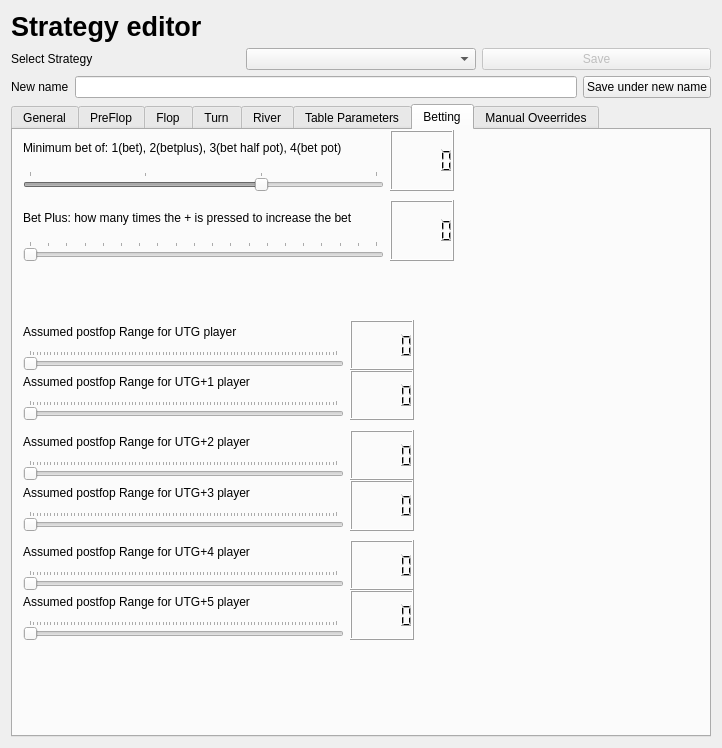
Qt form gui/gui_qt_ui_strategy_manager.ui (dickreuter/Poker) before a commit.
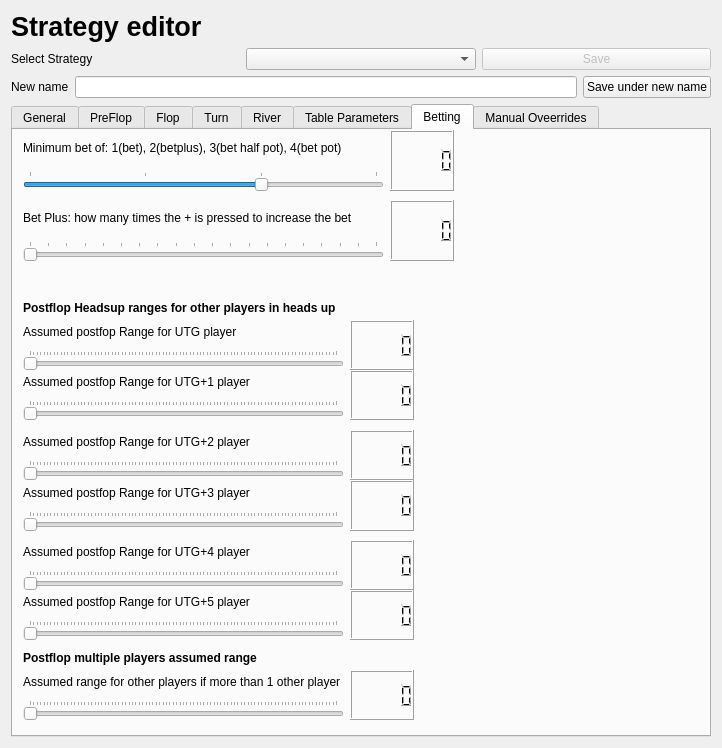
The same form after that commit. The open tabs and pages were chosen to show the change.

Commit message: Added other players initiative Fixed mongodb otherplayers

Diff of the .ui file:
```diff
--- a/gui/gui_qt_ui_strategy_manager.ui
+++ b/gui/gui_qt_ui_strategy_manager.ui
@@ -2738,7 +2738,7 @@
           <item>
            <widget class="QSlider" name="minimum_bet_size">
             <property name="enabled">
-             <bool>false</bool>
+             <bool>true</bool>
             </property>
             <property name="mouseTracking">
              <bool>false</bool>
@@ -2773,6 +2773,98 @@
         </item>
        </layout>
       </widget>
+      <widget class="QLabel" name="label_74">
+       <property name="geometry">
+        <rect>
+         <x>10</x>
+         <y>170</y>
+         <width>341</width>
+         <height>16</height>
+        </rect>
+       </property>
+       <property name="font">
+        <font>
+         <weight>75</weight>
+         <bold>true</bold>
+        </font>
+       </property>
+       <property name="text">
+        <string>Postflop Headsup ranges for other players in heads up</string>
+       </property>
+      </widget>
+      <widget class="QWidget" name="horizontalLayoutWidget_16">
+       <property name="geometry">
+        <rect>
+         <x>10</x>
+         <y>540</y>
+         <width>391</width>
+         <height>50</height>
+        </rect>
+       </property>
+       <layout class="QHBoxLayout" name="horizontalLayout_22">
+        <item>
+         <layout class="QVBoxLayout" name="verticalLayout_71">
+          <item>
+           <widget class="QLabel" name="label_83">
+            <property name="text">
+             <string>Assumed range for other players if more than 1 other player</string>
+            </property>
+           </widget>
+          </item>
+          <item>
+           <widget class="QSlider" name="range_multiple_players">
+            <property name="enabled">
+             <bool>true</bool>
+            </property>
+            <property name="mouseTracking">
+             <bool>false</bool>
+            </property>
+            <property name="toolTip">
+             <string>For the calculation of the equity after the flop, the other players are given ranges. Here you can adjust the top% of preflop equity cards that the player is assumed to hold. 100% means he can hold any cards. </string>
+            </property>
+            <property name="minimum">
+             <number>10</number>
+            </property>
+            <property name="maximum">
+             <number>100</number>
+            </property>
+            <property name="pageStep">
+             <number>1</number>
+            </property>
+            <property name="orientation">
+             <enum>Qt::Horizontal</enum>
+            </property>
+            <property name="tickPosition">
+             <enum>QSlider::TicksAbove</enum>
+            </property>
+           </widget>
+          </item>
+         </layout>
+        </item>
+        <item>
+         <widget class="QLCDNumber" name="lcdNumber_126"/>
+        </item>
+       </layout>
+      </widget>
+      <widget class="QLabel" name="label_104">
+       <property name="geometry">
+        <rect>
+         <x>10</x>
+         <y>520</y>
+         <width>341</width>
+         <height>16</height>
+        </rect>
+       </property>
+       <property name="font">
+        <font>
+         <weight>75</weight>
+         <bold>true</bold>
+        </font>
+       </property>
+       <property name="text">
+        <string>Postflop multiple players assumed range</string>
+       </property>
+      </widget>
       <zorder>BetPlusInc</zorder>
       <zorder>horizontalLayoutWidget_3</zorder>
       <zorder>horizontalLayoutWidget_4</zorder>
```
Left out of the diff: 99 changed lines with no effect on the pictures. The commit also changes 13 other files.
